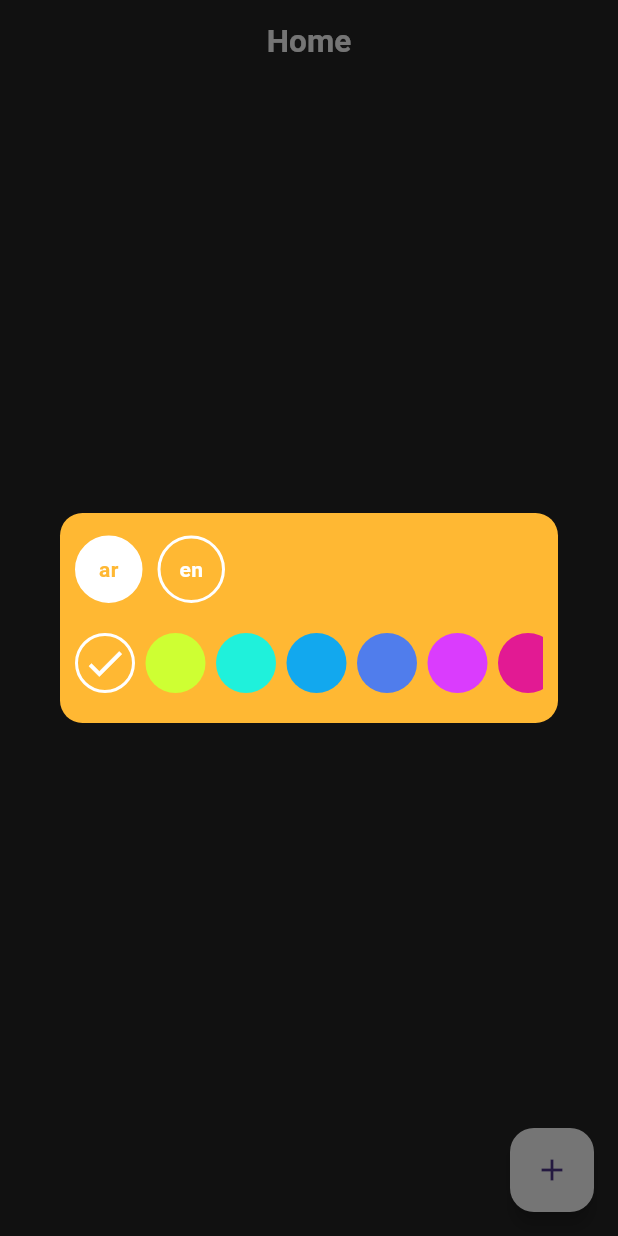
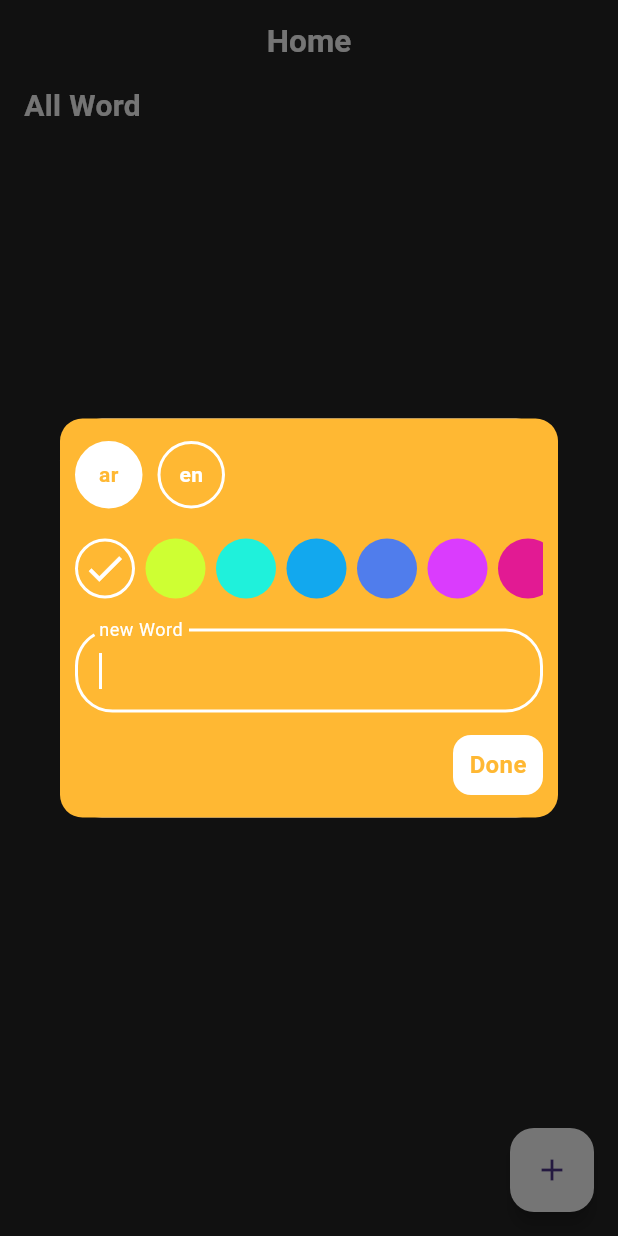
Before and after one commit to YaseenHussein/lang-app-with-hive, a Flutter app: the screen it shows after launch, after a tap on the "add" icon, on a phone screen of 412 x 824 dp. Run offline on Flutter 3.47's test engine with Material 3 defaults, Android fonts, the phone set to English and light mode, and no system bars; our stand-ins replace flutter_bloc, hive, hive_flutter; accounts and stored records are empty.

Commit message:
finsh add word dailog and do some code in home screen

```diff
--- a/lib/controller/read_data_cubit/read_data_cubit.dart
+++ b/lib/controller/read_data_cubit/read_data_cubit.dart
@@ -6,7 +6,7 @@ import 'package:learn_lang_app/utils/hive_constants.dart';
 
 class ReadDataCubit extends Cubit<ReadDataStates> {
   ReadDataCubit() : super(ReadDataInitialState());
-  static get(context) => BlocProvider.of(context);
+  static ReadDataCubit get(context) => BlocProvider.of(context);
 
   final Box _box = Hive.box(HiveConstants.wordBox);
   LanguageFilter languageFilter = LanguageFilter.allWord;
@@ -25,11 +25,13 @@ class ReadDataCubit extends Cubit<ReadDataStates> {
   }
 
   getWords() {
+
     emit(ReadDataLoadingState());
     try {
       List<WordModel> wordsToReturn =
           List.from(_box.get(HiveConstants.wordList, defaultValue: []))
               .cast<WordModel>();
+
       _removeUnWantWords(wordsToReturn);
       _applySorting(wordsToReturn);
       emit(ReadDataSuccessState(words: wordsToReturn));
--- a/lib/views/screen/home_screen.dart
+++ b/lib/views/screen/home_screen.dart
@@ -1,7 +1,8 @@
 import 'package:flutter/material.dart';
 import 'package:learn_lang_app/views/style/color_manger.dart';
+import 'package:learn_lang_app/views/widget/Lan_filter_widget.dart';
 
-import 'package:learn_lang_app/views/widget/custom_dialog.dart';
+import 'package:learn_lang_app/views/widget/add_word_dialog.dart';
 
 class HoneScreen extends StatelessWidget {
   const HoneScreen({super.key});
@@ -12,14 +13,21 @@ class HoneScreen extends StatelessWidget {
       floatingActionButton: FloatingActionButton(
         backgroundColor: ColorManger.white,
         onPressed: () => showDialog(
-            builder: (context) => const CustomDialog(), context: context),
+            builder: (context) => const AddWordDialog(), context: context),
         child: const Icon(Icons.add),
       ),
       appBar: AppBar(
         title: const Text("Home"),
       ),
-      body: const Column(
-        children: [],
+      body: const Padding(
+        padding: EdgeInsetsDirectional.symmetric(horizontal: 16),
+        child: Column(
+          children: [
+            Row(
+              children: [LanFilterWidget()],
+            )
+          ],
+        ),
       ),
     );
   }
--- /dev/null
+++ b/lib/views/widget/add_word_dialog.dart
@@ -0,0 +1,87 @@
+import 'package:flutter/material.dart';
+import 'package:flutter/widgets.dart';
+import 'package:flutter_bloc/flutter_bloc.dart';
+import 'package:learn_lang_app/controller/read_data_cubit/read_data_cubit.dart';
+import 'package:learn_lang_app/controller/write_data_cubit/write_data_cubit.dart';
+import 'package:learn_lang_app/controller/write_data_cubit/write_data_states.dart';
+import 'package:learn_lang_app/views/style/color_manger.dart';
+import 'package:learn_lang_app/views/widget/ar_or_en_widget.dart';
+import 'package:learn_lang_app/views/widget/colors_widget.dart';
+import 'package:learn_lang_app/views/widget/custom_form.dart';
+import 'package:learn_lang_app/views/widget/done_button.dart';
+
+class AddWordDialog extends StatefulWidget {
+  const AddWordDialog({
+    super.key,
+  });
+
+  @override
+  State<AddWordDialog> createState() => _AddWordDialogState();
+}
+
+class _AddWordDialogState extends State<AddWordDialog> {
+  final GlobalKey<FormState> newWordKey = GlobalKey<FormState>();
+
+  @override
+  Widget build(BuildContext context) {
+    return Dialog(
+      child: BlocConsumer<WriteDataCubit, WriteDataStates>(
+        listener: (context, state) {
+          if (state is WriteDataSuccessState) {
+            Navigator.pop(context);
+          }
+          if (state is WriteDataFelidState) {
+            _showScaffoldMessenger(context, state);
+          }
+        },
+        builder: (context, state) {
+          var cubit = WriteDataCubit.get(context);
+          return AnimatedContainer(
+            decoration: BoxDecoration(
+                color: Color(cubit.colorCode),
+                borderRadius: BorderRadius.circular(15)),
+            padding: const EdgeInsets.symmetric(horizontal: 10, vertical: 15),
+            duration: const Duration(seconds: 1),
+            child: Column(
+              mainAxisSize: MainAxisSize.min,
+              children: [
+                ArabicOrEnglishWidget(
+                  colorCodeSelect: cubit.colorCode,
+                  isArabicSelect: cubit.isArabic,
+                ),
+                const SizedBox(
+                  height: 15,
+                ),
+                ColorsWidget(activeColorCode: cubit.colorCode),
+                const SizedBox(
+                  height: 15,
+                ),
+                CustomForm(label: "new Word", fromKey: newWordKey),
+                const SizedBox(
+                  height: 15,
+                ),
+                DoneButton(
+                    colorCode: cubit.colorCode,
+                    onTap: () {
+                      if (newWordKey.currentState!.validate()) {
+                        cubit.addWord();
+                        ReadDataCubit.get(context).getWords();
+                      }
+                    })
+              ],
+            ),
+          );
+        },
+      ),
+    );
+  }
+
+  void _showScaffoldMessenger(BuildContext context, WriteDataFelidState state) {
+    ScaffoldMessenger.of(context).showSnackBar(
+      SnackBar(
+        content: Text(state.message),
+        backgroundColor: ColorManger.red,
+      ),
+    );
+  }
+}
--- a/lib/views/widget/custom_dialog.dart
+++ /dev/null
@@ -1,44 +0,0 @@
-import 'package:flutter/material.dart';
-import 'package:flutter/widgets.dart';
-import 'package:flutter_bloc/flutter_bloc.dart';
-import 'package:learn_lang_app/controller/write_data_cubit/write_data_cubit.dart';
-import 'package:learn_lang_app/controller/write_data_cubit/write_data_states.dart';
-import 'package:learn_lang_app/views/widget/ar_or_en_widget.dart';
-import 'package:learn_lang_app/views/widget/colors_widget.dart';
-
-class CustomDialog extends StatelessWidget {
-  const CustomDialog({
-    super.key,
-  });
-
-  @override
-  Widget build(BuildContext context) {
-    return Dialog(
-      child: BlocBuilder<WriteDataCubit, WriteDataStates>(
-        builder: (context, state) {
-          var cubit = WriteDataCubit.get(context);
-          return AnimatedContainer(
-            decoration: BoxDecoration(
-                color: Color(cubit.colorCode),
-                borderRadius: BorderRadius.circular(15)),
-            padding: const EdgeInsets.symmetric(horizontal: 10, vertical: 15),
-            duration: const Duration(seconds: 1),
-            child: Column(
-              mainAxisSize: MainAxisSize.min,
-              children: [
-                ArabicOrEnglishWidget(
-                  colorCodeSelect: cubit.colorCode,
-                  isArabicSelect: cubit.isArabic,
-                ),
-                const SizedBox(
-                  height: 15,
-                ),
-                ColorsWidget(activeColorCode: cubit.colorCode),
-              ],
-            ),
-          );
-        },
-      ),
-    );
-  }
-}
--- /dev/null
+++ b/lib/views/widget/custom_form.dart
@@ -0,0 +1,99 @@
+import 'package:flutter/material.dart';
+import 'package:flutter/widgets.dart';
+import 'package:learn_lang_app/controller/write_data_cubit/write_data_cubit.dart';
+import 'package:learn_lang_app/views/style/color_manger.dart';
+
+class CustomForm extends StatefulWidget {
+  const CustomForm({super.key, required this.label, required this.fromKey});
+  final String label;
+  final GlobalKey<FormState> fromKey;
+
+  @override
+  State<CustomForm> createState() => _CustomFormState();
+}
+
+class _CustomFormState extends State<CustomForm> {
+  final TextEditingController controller = TextEditingController();
+  @override
+  void dispose() {
+    controller.dispose();
+    super.dispose();
+  }
+
+  @override
+  Widget build(BuildContext context) {
+    return Form(
+        key: widget.fromKey,
+        child: TextFormField(
+          autofocus: true,
+          controller: controller,
+          cursorColor: ColorManger.white,
+          maxLines: 5,
+          minLines: 1,
+          style: TextStyle(color: ColorManger.white),
+          onChanged: (value) {
+            WriteDataCubit.get(context).updateText(value);
+          },
+          validator: (value) {
+            return _validatorMethod(
+                value, WriteDataCubit.get(context).isArabic);
+          },
+          decoration: InputDecoration(
+              focusedErrorBorder: _myErrorDefaultBorder(),
+              errorBorder: _myErrorDefaultBorder(),
+              enabledBorder: _myDefaultBorder(),
+              focusedBorder: _myDefaultBorder(),
+              label: Text(
+                widget.label,
+                style: TextStyle(color: ColorManger.white),
+              ),
+              border: _myDefaultBorder()),
+        ));
+  }
+
+  String? _validatorMethod(String? value, bool isArabic) {
+    if (value == null || value.trim().isEmpty) {
+      return "your input is empty for that should \n this input to be not empty";
+    }
+    for (var i = 0; i < value.length; i++) {
+      CharType charType = _getCharType(value.codeUnitAt(i));
+      if (charType == CharType.notValid) {
+        return "in char ${i + 1} is not char please enter true char";
+      } else if (charType == CharType.arabic && isArabic == false) {
+        return "in char ${i + 1} is not English char";
+      } else if (charType == CharType.english && isArabic == true) {
+        return "in char ${i + 1} is not arabic char";
+      }
+    }
+    return null;
+  }
+
+  OutlineInputBorder _myDefaultBorder() => OutlineInputBorder(
+        borderRadius: BorderRadius.circular(25),
+        borderSide: BorderSide(color: ColorManger.white, width: 2),
+      );
+
+  OutlineInputBorder _myErrorDefaultBorder() => OutlineInputBorder(
+        borderRadius: BorderRadius.circular(25),
+        borderSide: BorderSide(color: ColorManger.white, width: 2),
+      );
+
+  CharType _getCharType(int codeUnitAt) {
+    if ((codeUnitAt >= 65 && codeUnitAt <= 90) ||
+        (codeUnitAt >= 90 && codeUnitAt <= 122)) {
+      return CharType.english;
+    } else if ((1569 >= codeUnitAt && 1610 <= codeUnitAt)) {
+      return CharType.arabic;
+    } else if (32 == codeUnitAt) {
+      return CharType.space;
+    }
+    return CharType.notValid;
+  }
+}
+
+enum CharType {
+  english,
+  arabic,
+  space,
+  notValid,
+}
--- /dev/null
+++ b/lib/views/widget/done_button.dart
@@ -0,0 +1,34 @@
+import 'package:flutter/material.dart';
+import 'package:learn_lang_app/views/style/color_manger.dart';
+
+class DoneButton extends StatelessWidget {
+  const DoneButton({super.key, required this.colorCode, required this.onTap});
+  final int colorCode;
+  final VoidCallback onTap;
+  @override
+  Widget build(BuildContext context) {
+    return InkWell(
+      onTap: onTap,
+      child: Align(
+        alignment: AlignmentDirectional.centerEnd,
+        child: Container(
+          alignment: Alignment.center,
+          width: 60,
+          height: 40,
+          decoration: BoxDecoration(
+            color: ColorManger.white,
+            borderRadius: BorderRadiusDirectional.circular(12),
+          ),
+          child: Text(
+            "Done",
+            style: TextStyle(
+              fontSize: 16,
+              fontWeight: FontWeight.bold,
+              color: Color(colorCode),
+            ),
+          ),
+        ),
+      ),
+    );
+  }
+}
--- /dev/null
+++ b/lib/views/widget/lan_filter_widget.dart
@@ -0,0 +1,37 @@
+import 'package:flutter/material.dart';
+import 'package:flutter_bloc/flutter_bloc.dart';
+import 'package:learn_lang_app/controller/read_data_cubit/read_data_cubit.dart';
+import 'package:learn_lang_app/controller/write_data_cubit/write_data_cubit.dart';
+import 'package:learn_lang_app/controller/write_data_cubit/write_data_states.dart';
+import 'package:learn_lang_app/views/style/color_manger.dart';
+
+class LanFilterWidget extends StatelessWidget {
+  const LanFilterWidget({super.key});
+
+  @override
+  Widget build(BuildContext context) {
+    return BlocBuilder<WriteDataCubit, WriteDataStates>(
+      builder: (context, state) {
+        return Text(
+          _getLangFilter(ReadDataCubit.get(context).languageFilter),
+          style: TextStyle(
+            fontSize: 20,
+            color: ColorManger.white,
+            fontWeight: FontWeight.bold,
+          ),
+        );
+      },
+    );
+  }
+
+  String _getLangFilter(LanguageFilter languageFilter) {
+    switch (languageFilter) {
+      case LanguageFilter.allWord:
+        return "All Word";
+      case LanguageFilter.arabicOnly:
+        return "Arabic";
+      default:
+        return "English";
+    }
+  }
+}
```
